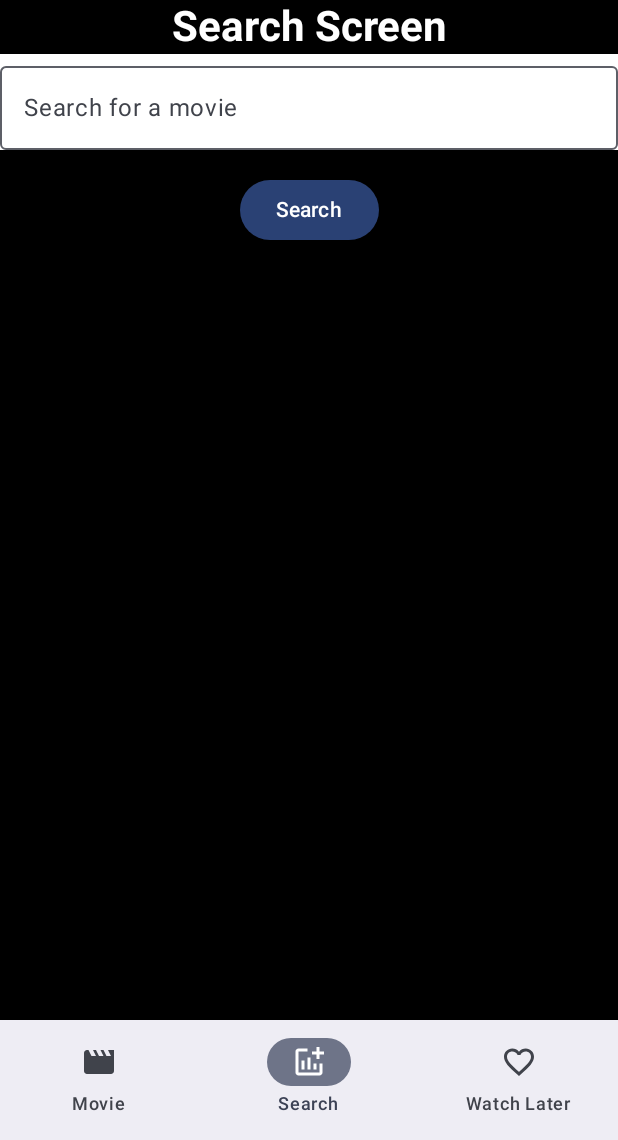
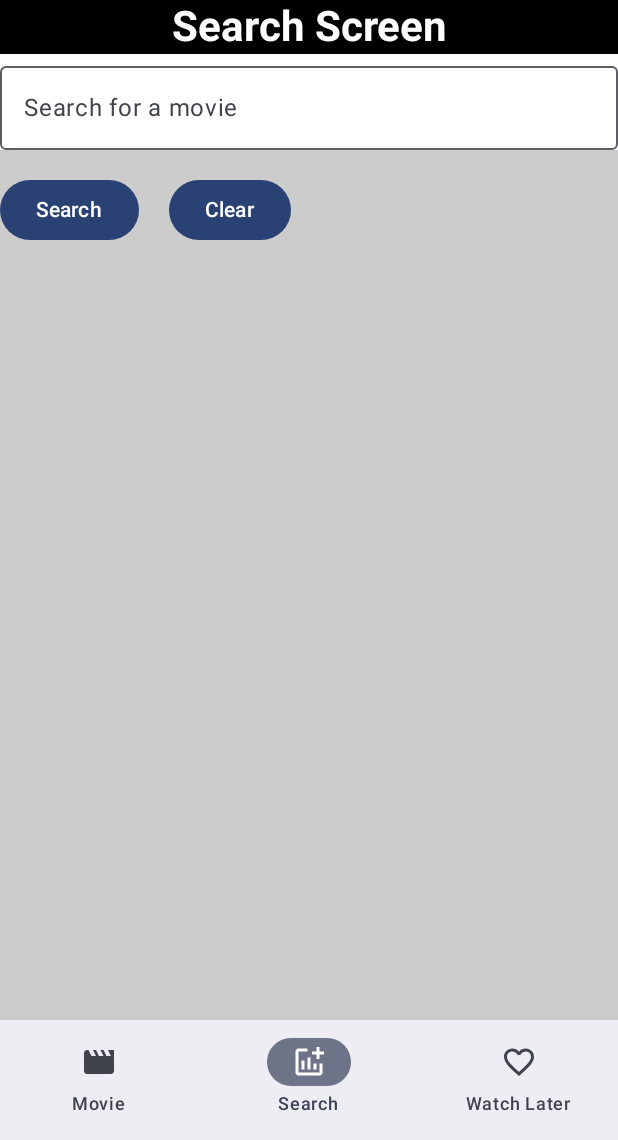
Before and after one commit to obafisoye/MovieHubProject, an Android app built with Jetpack Compose: the SearchScreen screen opened through its navigation route, on a phone screen of 412 x 824 dp, the part 96-1236 px from its top. Run offline under Robolectric (Android 15) with nearby library versions, the phone set to English and light mode, and no system bars; our stand-ins replace Room's generated code; pictures from the network do not load; 2 statements that could not run were skipped.

Commit message:
Added clear button

```diff
--- a/app/src/main/java/com/example/moviehubproject/screens/SearchScreen.kt
+++ b/app/src/main/java/com/example/moviehubproject/screens/SearchScreen.kt
@@ -4,11 +4,13 @@ import android.util.Log
 import androidx.compose.foundation.background
 import androidx.compose.foundation.layout.Box
 import androidx.compose.foundation.layout.Column
+import androidx.compose.foundation.layout.Row
 import androidx.compose.foundation.layout.Spacer
 import androidx.compose.foundation.layout.fillMaxSize
 import androidx.compose.foundation.layout.fillMaxWidth
 import androidx.compose.foundation.layout.height
 import androidx.compose.foundation.layout.padding
+import androidx.compose.foundation.layout.width
 import androidx.compose.foundation.lazy.LazyColumn
 import androidx.compose.foundation.lazy.items
 import androidx.compose.foundation.text.KeyboardActions
@@ -44,24 +46,24 @@ fun SearchScreen(modifier: Modifier = Modifier, viewModel: MovieViewModel, db: A
     var query by rememberSaveable{ viewModel.searchTerm }
 
     Box(
-        modifier = modifier
-            .background(Color.Black)
+        modifier = Modifier
+            .background(color=Color.LightGray)
 
     ){
         Column(
-            modifier = Modifier
+            modifier = modifier
                 .fillMaxSize(),
-            horizontalAlignment = Alignment.CenterHorizontally,
-        ){
+            horizontalAlignment = Alignment.Start,
+        ) {
             Text(
                 modifier = Modifier
                     .background(color = Color.Black)
                     .fillMaxWidth(),
                 text = "Search Screen",
-                style= MaterialTheme.typography.headlineMedium,
-                color = Color.White,
+                style = MaterialTheme.typography.headlineMedium,
+                color = Color.White, // Setting text color
                 fontWeight = FontWeight.Bold,
-                textAlign = TextAlign.Center,
+                textAlign = TextAlign.Center // Centering text within the box
             )
             OutlinedTextField(
                 value = viewModel.searchTerm.value,
@@ -69,6 +71,7 @@ fun SearchScreen(modifier: Modifier = Modifier, viewModel: MovieViewModel, db: A
                 label = { Text("Search for a movie") },
                 keyboardOptions = KeyboardOptions(imeAction = ImeAction.Search),
                 keyboardActions = KeyboardActions(onSearch = {
+                    //viewModel.searchMovies(query, database)
                     keyboardController?.hide()
                 }),
                 modifier = Modifier
@@ -76,26 +79,49 @@ fun SearchScreen(modifier: Modifier = Modifier, viewModel: MovieViewModel, db: A
                     .padding(bottom = 16.dp)
                     .background(color = Color.White)
             )
+            Box(
+                modifier = Modifier
+                    .fillMaxWidth(), // Make the Box take up the full available space
+                contentAlignment = Alignment.Center // Align content (the Row) to the center
+            ){
+                Row(
+                    modifier = Modifier
+                        .fillMaxWidth()
+                ){
+                    Button(onClick = {
+                        viewModel.searchMovies(query,db)
+                        keyboardController?.hide()
+                    }) {
+                        Text("Search")
+                    }
+                    Spacer(modifier = Modifier.width(20.dp))
+                    Button(onClick = {
+                        query = ""
+                        viewModel.searchMovies(query,db)
+                        keyboardController?.hide()
+                    }) {
+                        Text("Clear")
+                    }
+                }
+            }
 
-            Button(onClick = {
-                keyboardController?.hide()
-                viewModel.searchMovies(query, db)
-            }){
-                Text(text = "Search")
-            }
+
 
             Spacer(
                 modifier = Modifier
                     .fillMaxWidth()
                     .height(10.dp)
             )
-            for(movie in viewModel.movies.value){
-                LazyColumn {
-                    items(viewModel.movies.value){ movie->
-                        MovieCard(movieItem = movie, navController = navController)
+            for (movie in viewModel.movies.value) {
+                LazyColumn{
+                    items(viewModel.movies.value){ movie ->
+                        MovieCard(movie, navController = navController)
                     }
                 }
             }
+
         }
+
     }
+
 }
```
